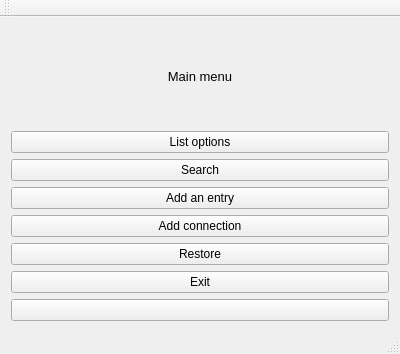
Gylfian/VLN-vika-3, file VLNvika3/mainwindow.ui: the form before one commit.
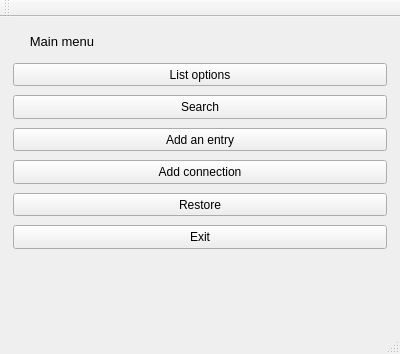
The form after the commit. Icons and pictures are not drawn.

The edit to the form file:
```diff
--- a/VLNvika3/mainwindow.ui
+++ b/VLNvika3/mainwindow.ui
@@ -26,57 +26,108 @@
    <string>MainWindow</string>
   </property>
   <widget class="QWidget" name="centralWidget">
-   <layout class="QVBoxLayout" name="verticalLayout">
-    <item>
      <widget class="QLabel" name="label">
+    <property name="geometry">
+     <rect>
+      <x>13</x>
+      <y>13</y>
+      <width>98</width>
+      <height>24</height>
+     </rect>
+    </property>
       <property name="text">
        <string>&lt;html&gt;&lt;head/&gt;&lt;body&gt;&lt;p align=&quot;center&quot;&gt;&lt;span style=&quot; font-size:10pt;&quot;&gt;Main menu&lt;/span&gt;&lt;/p&gt;&lt;/body&gt;&lt;/html&gt;</string>
       </property>
      </widget>
-    </item>
-    <item>
      <widget class="QPushButton" name="pushButtonListOptions">
+    <property name="geometry">
+     <rect>
+      <x>13</x>
+      <y>46</y>
+      <width>374</width>
+      <height>23</height>
+     </rect>
+    </property>
       <property name="text">
        <string>List options</string>
       </property>
      </widget>
-    </item>
-    <item>
      <widget class="QPushButton" name="pushButtonSearch">
+    <property name="geometry">
+     <rect>
+      <x>13</x>
+      <y>78</y>
+      <width>374</width>
+      <height>24</height>
+     </rect>
+    </property>
       <property name="text">
        <string>Search</string>
       </property>
      </widget>
-    </item>
-    <item>
      <widget class="QPushButton" name="pushButtonAddEntry">
+    <property name="geometry">
+     <rect>
+      <x>13</x>
+      <y>111</y>
+      <width>374</width>
+      <height>23</height>
+     </rect>
+    </property>
       <property name="text">
        <string>Add an entry</string>
       </property>
      </widget>
-    </item>
-    <item>
      <widget class="QPushButton" name="pushButtonAddConnection">
+    <property name="geometry">
+     <rect>
+      <x>13</x>
+      <y>143</y>
+      <width>374</width>
+      <height>24</height>
+     </rect>
+    </property>
       <property name="text">
        <string>Add connection</string>
       </property>
      </widget>
-    </item>
-    <item>
      <widget class="QPushButton" name="pushButtonRestore">
+    <property name="geometry">
+     <rect>
+      <x>13</x>
+      <y>176</y>
+      <width>374</width>
+      <height>23</height>
+     </rect>
+    </property>
       <property name="text">
        <string>Restore</string>
       </property>
      </widget>
-    </item>
-    <item>
      <widget class="QPushButton" name="pushButtonExit">
+    <property name="geometry">
+     <rect>
+      <x>13</x>
+      <y>208</y>
+      <width>374</width>
+      <height>24</height>
+     </rect>
+    </property>
       <property name="text">
        <string>Exit</string>
       </property>
      </widget>
-    </item>
-    <item>
+   <widget class="QWidget" name="formLayoutWidget">
+    <property name="geometry">
+     <rect>
+      <x>180</x>
+      <y>250</y>
+      <width>31</width>
+      <height>21</height>
+     </rect>
+    </property>
+    <layout class="QFormLayout" name="formLayout">
+     <item row="0" column="1">
      <widget class="QPushButton" name="pinata">
       <property name="text">
        <string/>
@@ -89,13 +140,14 @@
     </item>
    </layout>
   </widget>
+  </widget>
   <widget class="QMenuBar" name="menuBar">
    <property name="geometry">
     <rect>
      <x>0</x>
      <y>0</y>
      <width>400</width>
-     <height>26</height>
+     <height>31</height>
     </rect>
    </property>
   </widget>
```
Lines whose indentation alone changed are shown as unchanged.
